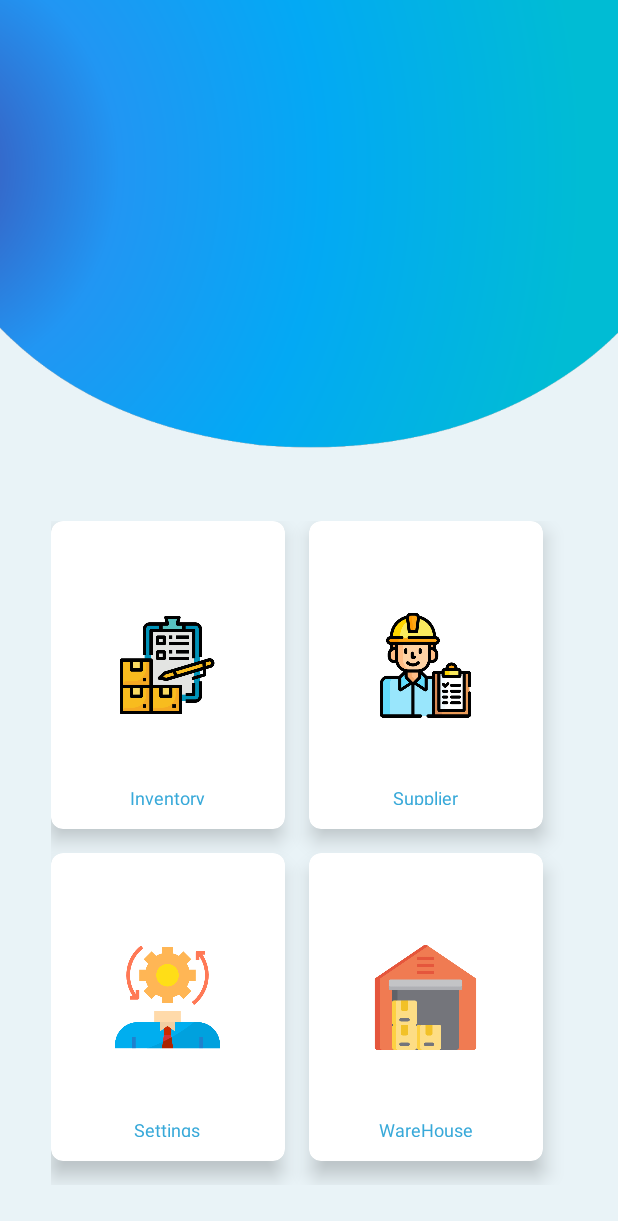
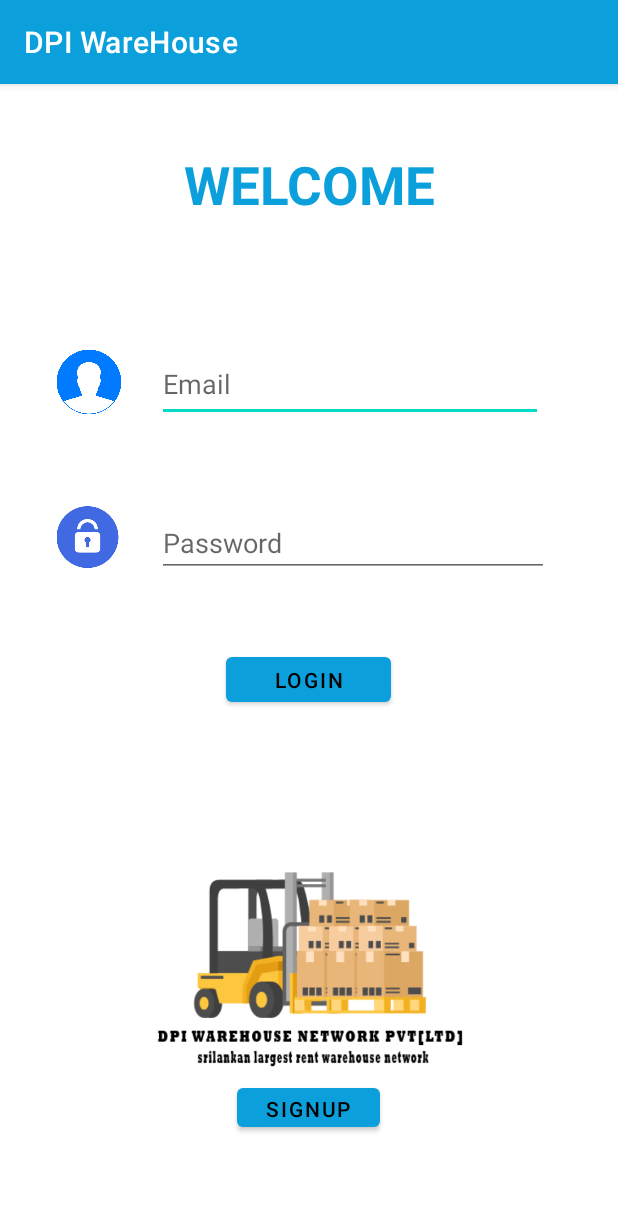
Before and after one commit to KavishkaPKP/MAD-Group-Project, an Android app: the screen it shows after launch (MainMenu before the commit, Login after it), on a phone screen of 412 x 824 dp. Shown: the top 1221 px of the screen. Run offline under Robolectric (Android 15) with nearby library versions, the light colour scheme and no system bars; our stand-ins replace Firebase (no records; nobody signed in at launch, a user with empty details on screens opened directly).

Commit message:
login / add user / setting & firebase auth added

```diff
--- a/app/build.gradle
+++ b/app/build.gradle
@@ -38,6 +38,7 @@
     implementation 'com.google.firebase:firebase-database:20.0.2'
     implementation 'androidx.recyclerview:recyclerview:1.2.1'
     implementation 'androidx.cardview:cardview:1.0.0'
+    implementation 'com.google.firebase:firebase-auth:21.0.1'
     testImplementation 'junit:junit:4.+'
     androidTestImplementation 'androidx.test.ext:junit:1.1.3'
     androidTestImplementation 'androidx.test.espresso:espresso-core:3.4.0'
@@ -48,5 +49,7 @@
 
 
     implementation 'com.firebaseui:firebase-ui-database:8.0.0'
+    implementation platform('com.google.firebase:firebase-bom:28.4.1')
+    implementation 'com.google.firebase:firebase-analytics'
 
 }
--- /dev/null
+++ b/app/src/main/java/com/example/madgroupproject/Login.java
@@ -0,0 +1,93 @@
+package com.example.madgroupproject;
+
+import androidx.annotation.NonNull;
+import androidx.appcompat.app.AppCompatActivity;
+
+import android.app.ProgressDialog;
+import android.content.Intent;
+import android.os.Bundle;
+import android.view.View;
+import android.widget.Button;
+import android.widget.EditText;
+import android.widget.ProgressBar;
+import android.widget.Toast;
+
+import com.google.android.gms.tasks.OnCompleteListener;
+import com.google.android.gms.tasks.Task;
+import com.google.firebase.auth.AuthResult;
+import com.google.firebase.auth.FirebaseAuth;
+
+public class Login extends AppCompatActivity {
+
+    private EditText email;
+    private EditText password;
+    private Button btnLogin;
+    private Button btnSignup;
+    FirebaseAuth auth;
+
+    @Override
+    protected void onCreate(Bundle savedInstanceState) {
+        super.onCreate(savedInstanceState);
+        setContentView(R.layout.activity_login);
+
+        email = (EditText) findViewById(R.id.email);
+        password = (EditText) findViewById(R.id.password);
+        btnLogin = (Button) findViewById(R.id.btnLogin);
+        btnSignup = findViewById(R.id.btnSignup);
+
+        // firebase instance here
+        auth = FirebaseAuth.getInstance();
+
+
+        btnLogin.setOnClickListener(new View.OnClickListener() {
+            @Override
+            public void onClick(View view) {
+                String emailID, pass;
+
+                emailID = email.getText().toString();
+                pass = password.getText().toString();
+
+                if (emailID.isEmpty()) {
+                    email.setError("Please Enter Your Email");
+                    email.requestFocus();
+
+                } else if (pass.isEmpty()) {
+                    password.setError("Please Enter Your Password");
+                    password.requestFocus();
+
+
+                } else {
+
+                    auth.signInWithEmailAndPassword(emailID, pass).addOnCompleteListener(new OnCompleteListener<AuthResult>() {
+                        @Override
+                        public void onComplete(@NonNull Task<AuthResult> task) {
+
+                            if (task.isSuccessful()) {
+                                startActivity(new Intent(Login.this, MainMenu.class));
+                                finish();
+
+                            } else {
+                                Toast.makeText(Login.this, task.getException().getMessage(), Toast.LENGTH_SHORT).show();
+                            }
+
+                        }
+                    });
+
+                }
+            }
+
+
+        });
+
+        btnSignup.setOnClickListener(new View.OnClickListener() {
+            @Override
+            public void onClick(View view) {
+                Intent intent=new Intent(Login.this,Add_user.class);
+                startActivity(intent);
+                finish();
+            }
+        });
+
+    }
+
+}
--- a/app/src/main/java/com/example/madgroupproject/SplashScreen.java
+++ b/app/src/main/java/com/example/madgroupproject/SplashScreen.java
@@ -26,7 +26,7 @@
                     e.printStackTrace();
                 }
                 finally {
-                    Intent intent = new Intent(SplashScreen.this , MainMenu.class);
+                    Intent intent = new Intent(SplashScreen.this , Login.class);
                     startActivity(intent);
                 }
             }
--- /dev/null
+++ b/app/src/main/res/layout/activity_login.xml
@@ -0,0 +1,115 @@
+<?xml version="1.0" encoding="utf-8"?>
+<androidx.constraintlayout.widget.ConstraintLayout xmlns:android="http://schemas.android.com/apk/res/android"
+    xmlns:app="http://schemas.android.com/apk/res-auto"
+    xmlns:tools="http://schemas.android.com/tools"
+    android:layout_width="match_parent"
+    android:layout_height="match_parent"
+    tools:context=".Login">
+
+    <EditText
+        android:id="@+id/email"
+        android:layout_width="257dp"
+        android:layout_height="50dp"
+        android:ems="10"
+        android:hint="Email"
+        android:inputType="textPersonName"
+        app:layout_constraintBottom_toBottomOf="parent"
+        app:layout_constraintEnd_toEndOf="parent"
+        app:layout_constraintHorizontal_bias="0.675"
+        app:layout_constraintStart_toStartOf="parent"
+        app:layout_constraintTop_toTopOf="parent"
+        app:layout_constraintVertical_bias="0.244" />
+
+    <EditText
+        android:id="@+id/password"
+        android:layout_width="261dp"
+        android:layout_height="45dp"
+        android:ems="10"
+        android:hint="Password"
+        android:inputType="textPassword"
+        app:layout_constraintBottom_toBottomOf="parent"
+        app:layout_constraintEnd_toEndOf="parent"
+        app:layout_constraintHorizontal_bias="0.693"
+        app:layout_constraintStart_toStartOf="parent"
+        app:layout_constraintTop_toTopOf="parent"
+        app:layout_constraintVertical_bias="0.392" />
+
+    <Button
+        android:id="@+id/btnLogin"
+        android:layout_width="110dp"
+        android:layout_height="42dp"
+        android:text="@string/login"
+        android:textColor="@color/black"
+        app:layout_constraintBottom_toBottomOf="parent"
+        app:layout_constraintEnd_toEndOf="parent"
+        app:layout_constraintHorizontal_bias="0.498"
+        app:layout_constraintStart_toStartOf="parent"
+        app:layout_constraintTop_toTopOf="parent"
+        app:layout_constraintVertical_bias="0.518" />
+
+
+    <Button
+        android:id="@+id/btnSignup"
+        android:layout_width="95dp"
+        android:layout_height="38dp"
+        android:text="@string/signup"
+        android:textColor="@color/black"
+        app:layout_constraintBottom_toBottomOf="parent"
+        app:layout_constraintEnd_toEndOf="parent"
+        app:layout_constraintHorizontal_bias="0.498"
+        app:layout_constraintStart_toStartOf="parent"
+        app:layout_constraintTop_toTopOf="parent"
+        app:layout_constraintVertical_bias="0.909" />
+
+    <ImageView
+        android:id="@+id/imageView"
+        android:layout_width="352dp"
+        android:layout_height="254dp"
+        app:layout_constraintBottom_toBottomOf="parent"
+        app:layout_constraintEnd_toEndOf="parent"
+        app:layout_constraintHorizontal_bias="0.491"
+        app:layout_constraintStart_toStartOf="parent"
+        app:layout_constraintTop_toTopOf="parent"
+        app:layout_constraintVertical_bias="0.925"
+        app:srcCompat="@drawable/splash" />
+
+    <ImageView
+        android:id="@+id/user_icon"
+        android:layout_width="61dp"
+        android:layout_height="48dp"
+        app:layout_constraintBottom_toBottomOf="parent"
+        app:layout_constraintEnd_toEndOf="parent"
+        app:layout_constraintHorizontal_bias="0.082"
+        app:layout_constraintStart_toStartOf="parent"
+        app:layout_constraintTop_toTopOf="parent"
+        app:layout_constraintVertical_bias="0.243"
+        app:srcCompat="@drawable/user_icon" />
+
+    <ImageView
+        android:id="@+id/pwd_icon"
+        android:layout_width="59dp"
+        android:layout_height="41dp"
+        app:layout_constraintBottom_toBottomOf="parent"
+        app:layout_constraintEnd_toEndOf="parent"
+        app:layout_constraintHorizontal_bias="0.082"
+        app:layout_constraintStart_toStartOf="parent"
+        app:layout_constraintTop_toTopOf="parent"
+        app:layout_constraintVertical_bias="0.387"
+        app:srcCompat="@drawable/pwd_icon" />
+
+    <TextView
+        android:id="@+id/welcome"
+        android:layout_width="181dp"
+        android:layout_height="43dp"
+        android:text="WELCOME"
+        android:textAlignment="center"
+        android:textColor="?android:attr/colorEdgeEffect"
+        android:textSize="35dp"
+        android:textStyle="bold"
+        app:layout_constraintBottom_toBottomOf="parent"
+        app:layout_constraintEnd_toEndOf="parent"
+        app:layout_constraintStart_toStartOf="parent"
+        app:layout_constraintTop_toTopOf="parent"
+        app:layout_constraintVertical_bias="0.06" />
+
+</androidx.constraintlayout.widget.ConstraintLayout>
```
Also changed, not shown: app/src/main/AndroidManifest.xml (+14 -5 lines), app/src/main/java/com/example/madgroupproject/Add_user.java (added, +112 -0 lines), app/src/main/java/com/example/madgroupproject/SettingActivity.java (added, +51 -0 lines), app/src/main/res/layout/activity_add_user.xml (added, +130 -0 lines), app/src/main/res/layout/activity_setting.xml (added, +200 -0 lines), app/src/main/res/values/strings.xml (+11 -0 lines), app/src/main/res/drawable/pwd_icon.png (added), app/src/main/res/drawable/user_icon.png (added).
